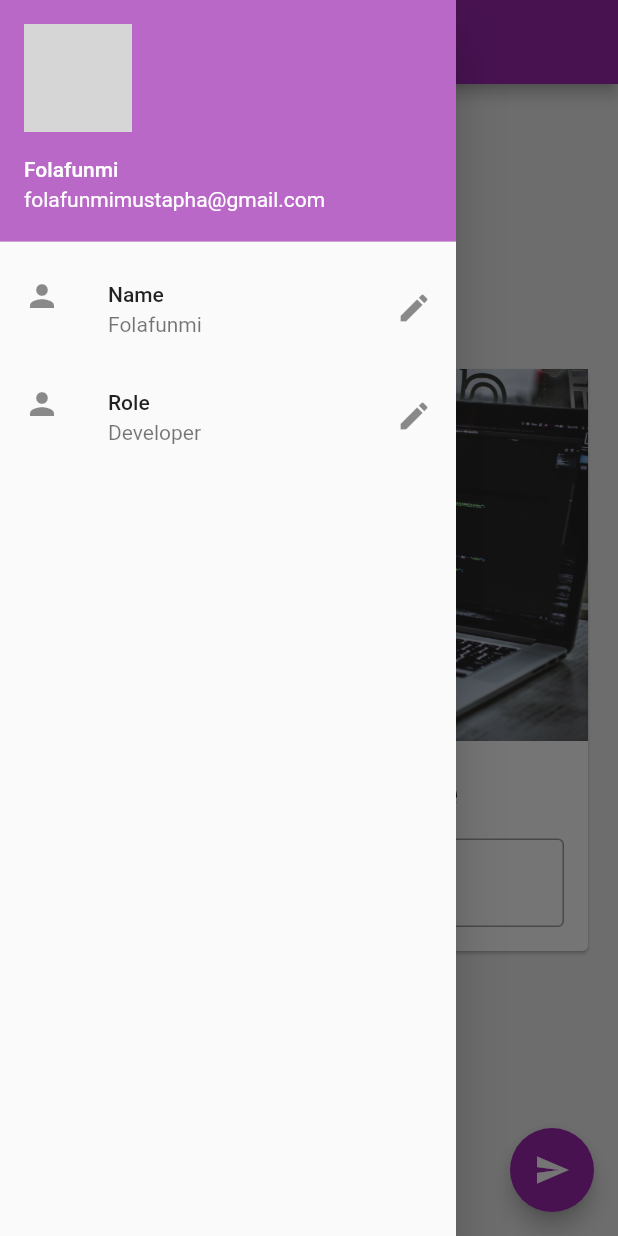
After one commit to folafunmi-db/flutter-beginner, a Flutter app: the screen it shows after launch, with the side drawer open, on a phone screen of 412 x 824 dp. The commit adds this screen. Run offline on Flutter 3.47's test engine with Material 2 defaults, Android fonts, the phone set to English and light mode, and no system bars; network calls fail; grey boxes are pictures that could not be loaded.

Commit message:
Organized code base to be more readable and component based

```diff
--- /dev/null
+++ b/lib/drawer.dart
@@ -0,0 +1,36 @@
+import 'package:flutter/material.dart';
+
+class MyDrawer extends StatelessWidget {
+  @override
+  Widget build(BuildContext context) {
+    return Drawer(
+      child: ListView(
+        padding: const EdgeInsets.all(0),
+        children: <Widget>[
+          UserAccountsDrawerHeader(
+            accountName: Text("Folafunmi"),
+            accountEmail: Text("folafunmimustapha@gmail.com"),
+            currentAccountPicture: CircleAvatar(
+              backgroundImage: NetworkImage(
+                  "https://images.unsplash.com/photo-1463453091185-61582044d556?ixlib=rb-1.2.1&ixid=MXwxMjA3fDB8MHxwaG90by1wYWdlfHx8fGVufDB8fHw%3D&auto=format&fit=crop&w=1050&q=80"),
+            ),
+            decoration: BoxDecoration(color: Colors.purple[300]),
+          ),
+          ListTile(
+            leading: Icon(Icons.person),
+            title: Text('Name'),
+            subtitle: Text('Folafunmi'),
+            trailing: Icon(Icons.edit),
+            onTap: () {},
+          ),
+          ListTile(
+            leading: Icon(Icons.person),
+            title: Text('Role'),
+            subtitle: Text('Developer'),
+            trailing: Icon(Icons.edit),
+          ),
+        ],
+      ),
+    );
+  }
+}
--- /dev/null
+++ b/lib/name_card_widget.dart
@@ -0,0 +1,44 @@
+import "package:flutter/material.dart";
+
+
+class NameCardWidget extends StatelessWidget {
+  const NameCardWidget({
+    Key key,
+    @required this.myText,
+    @required TextEditingController nameController,
+  })  : _nameController = nameController,
+        super(key: key);
+
+  final String myText;
+  final TextEditingController _nameController;
+
+  @override
+  Widget build(BuildContext context) {
+    return Card(
+        child: Column(
+      children: <Widget>[
+        Image.asset(
+          'assets/coding.jpg',
+          // width: 100,
+          // height: 100,
+          // fit: BoxFit.contain,
+        ),
+        SizedBox(
+          height: 20,
+        ),
+        Text(myText,
+            style: TextStyle(fontSize: 25, fontWeight: FontWeight.bold)),
+        Padding(
+          padding: const EdgeInsets.all(16.0),
+          child: TextField(
+            controller: _nameController,
+            decoration: InputDecoration(
+                hintText: "Enter some Text",
+                labelText: 'Name',
+                border: OutlineInputBorder()),
+          ),
+        )
+      ],
+    ));
+  }
+}
--- /dev/null
+++ b/lib/pages/home_page.dart
@@ -0,0 +1,55 @@
+import 'package:awesome_app1/drawer.dart';
+import 'package:awesome_app1/name_card_widget.dart';
+import "package:flutter/material.dart";
+
+class HomePage extends StatefulWidget {
+  @override
+  _HomePageState createState() => _HomePageState();
+}
+
+class _HomePageState extends State<HomePage> {
+  var myText = "Change My Name";
+
+  TextEditingController _nameController = TextEditingController();
+
+  @override
+  void initState() {
+    // to initialize something before creating this widget
+    super.initState();
+  }
+
+  @override
+  void dispose() {
+    // calls this method when this widget is disposed
+    super.dispose();
+  }
+
+  @override
+  Widget build(BuildContext context) {
+    return Scaffold(
+      backgroundColor: Colors.grey[200],
+      appBar: AppBar(
+        title: Text("Awesome App"),
+      ),
+      body: Center(
+        child: Padding(
+          padding: const EdgeInsets.all(16.0),
+          child: SingleChildScrollView(
+            child:
+                NameCardWidget(myText: myText, nameController: _nameController),
+          ),
+        ),
+      ),
+      drawer: MyDrawer(),
+      floatingActionButton: FloatingActionButton(
+        onPressed: () {
+          myText = _nameController.text;
+          // setState needs to be called when
+          setState(() {});
+        },
+        child: Icon(Icons.send),
+        // mini: true
+      ),
+    );
+  }
+}
```
Also changed, not shown: lib/main.dart (+7 -103 lines), 1 other file.
